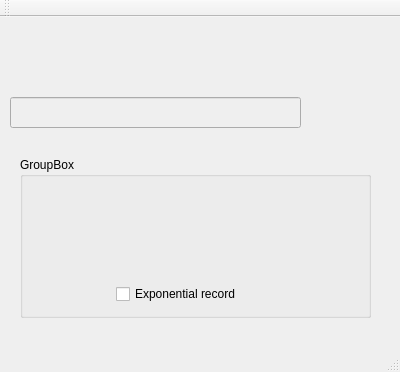
Old version of the form Calc/mainwindow.ui in the repository IrinaShkviro/FirstProgrammes.
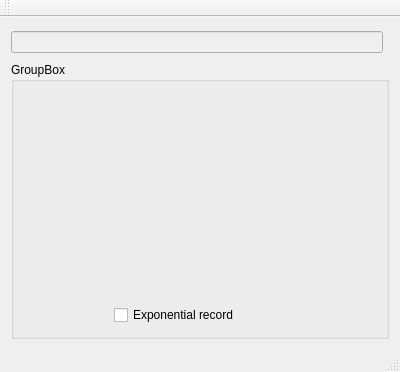
New version of the form. Icons and pictures are not drawn.

Commit message: Компановка по сетке

What changed in the file:
```diff
--- a/Calc/mainwindow.ui
+++ b/Calc/mainwindow.ui
@@ -18,50 +18,15 @@
     <normaloff>my_calculator.png</normaloff>my_calculator.png</iconset>
   </property>
   <widget class="QWidget" name="centralWidget">
-   <widget class="QGroupBox" name="groupBox">
-    <property name="geometry">
-     <rect>
-      <x>20</x>
-      <y>140</y>
-      <width>351</width>
-      <height>161</height>
-     </rect>
-    </property>
-    <property name="title">
-     <string>GroupBox</string>
-    </property>
-    <property name="flat">
-     <bool>false</bool>
-    </property>
-    <property name="checkable">
-     <bool>false</bool>
-    </property>
-    <layout class="QGridLayout" name="gridLayout_5">
-     <item row="3" column="1" colspan="2">
-      <widget class="QCheckBox" name="checkBox">
-       <property name="text">
-        <string>Exponential record</string>
-       </property>
-      </widget>
-     </item>
-     <item row="1" column="0" rowspan="2" colspan="4">
-      <layout class="QGridLayout" name="keyBoard"/>
-     </item>
-    </layout>
-   </widget>
+   <layout class="QGridLayout" name="gridLayout">
+    <item row="0" column="0">
    <widget class="QLineEdit" name="lineEdit">
     <property name="enabled">
      <bool>false</bool>
     </property>
-    <property name="geometry">
-     <rect>
-      <x>10</x>
-      <y>80</y>
-      <width>291</width>
-      <height>31</height>
-     </rect>
-    </property>
-   </widget>
+     </widget>
+    </item>
+    <item row="0" column="1">
    <widget class="QLabel" name="label_2">
     <property name="geometry">
      <rect>
@@ -178,6 +143,33 @@
      <number>0</number>
     </property>
    </widget>
+    </item>
+    <item row="1" column="0" colspan="2">
+     <widget class="QGroupBox" name="groupBox">
+      <property name="title">
+       <string>GroupBox</string>
+      </property>
+      <property name="flat">
+       <bool>false</bool>
+      </property>
+      <property name="checkable">
+       <bool>false</bool>
+      </property>
+      <layout class="QGridLayout" name="gridLayout_5">
+       <item row="3" column="1" colspan="2">
+        <widget class="QCheckBox" name="checkBox">
+         <property name="text">
+          <string>Exponential record</string>
+         </property>
+        </widget>
+       </item>
+       <item row="1" column="0" rowspan="2" colspan="4">
+        <layout class="QGridLayout" name="keyBoard"/>
+       </item>
+      </layout>
+     </widget>
+    </item>
+   </layout>
   </widget>
   <widget class="QMenuBar" name="menuBar">
    <property name="geometry">
```
Left out of the diff: 8 changed lines with no effect on the pictures. Lines whose indentation alone changed are shown as unchanged.
